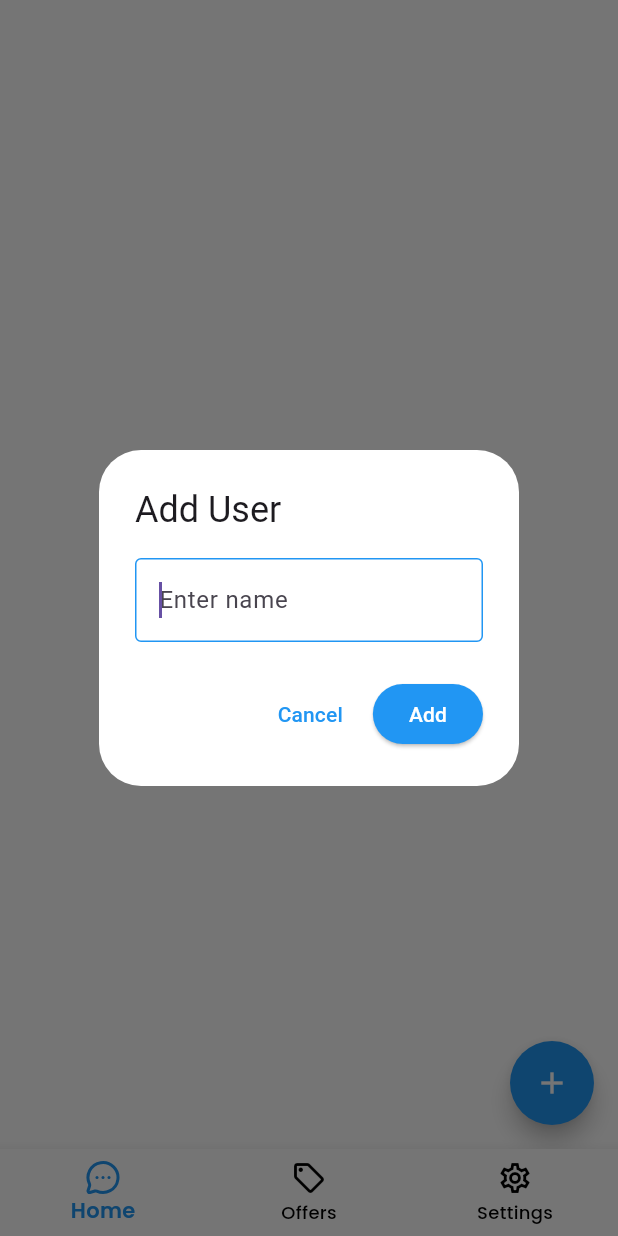
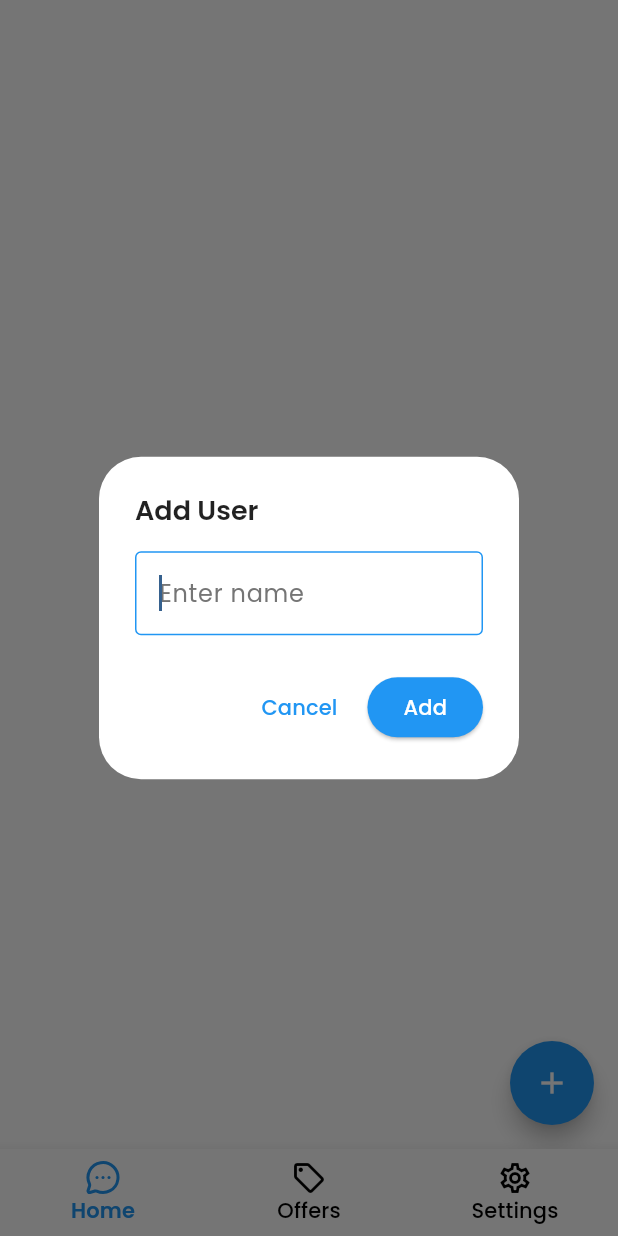
Before and after one commit to sharvil112003/mysivi_task_app, a Flutter app: the screen it shows after launch, scrolled down 56 dp, after a tap on the "add" icon, on a phone screen of 412 x 824 dp. Run offline on Flutter 3.47's test engine with Material 3 defaults, Android fonts, the phone set to English and light mode, and no system bars; our stand-ins replace get, google_fonts, hive, hive_flutter, lucide_icons_flutter; accounts and stored records are empty.

Commit message:
fixes: fixes avatar and color scheme

```diff
--- a/lib/features/history/history_page.dart
+++ b/lib/features/history/history_page.dart
@@ -2,6 +2,7 @@ import 'package:flutter/material.dart';
 import 'package:get/get.dart';
 import 'package:intl/intl.dart';
 import 'package:mysivi_task_app/app/routes/routes.dart';
+import 'package:mysivi_task_app/app/utils/app_avatar.dart';
 import '../../data/models/app_user.dart';
 import 'history_controller.dart';
 
@@ -33,7 +34,7 @@ class _HistoryPageState extends State<HistoryPage> with AutomaticKeepAliveClient
         itemBuilder: (_, i) {
           final s = sessions[i];
           return ListTile(
-            leading: CircleAvatar(child: Text(s.userInitial)),
+            leading: AppAvatar(initials: s.userInitial, radius: 20),
             title: Text(s.userName),
             subtitle: Text(s.lastMessage, maxLines: 1, overflow: TextOverflow.ellipsis),
             trailing: Text(DateFormat('hh:mm a').format(s.lastTime)),
--- a/lib/features/home/widgets/segmented_switcher.dart
+++ b/lib/features/home/widgets/segmented_switcher.dart
@@ -48,12 +48,12 @@ class SegmentedSwitcher extends StatelessWidget {
               ),
               Row(
                 children: [
-                  _tapArea(
+                          _tapArea(context,
                     label: leftLabel,
                     selected: index == 0,
                     onTap: () => onChanged(0),
                   ),
-                  _tapArea(
+                  _tapArea(context,
                     label: rightLabel,
                     selected: index == 1,
                     onTap: () => onChanged(1),
@@ -67,7 +67,7 @@ class SegmentedSwitcher extends StatelessWidget {
     );
   }
 
-  Widget _tapArea({
+  Widget _tapArea(BuildContext context, {
     required String label,
     required bool selected,
     required VoidCallback onTap,
@@ -80,7 +80,7 @@ class SegmentedSwitcher extends StatelessWidget {
           child: AnimatedDefaultTextStyle(
             duration: const Duration(milliseconds: 180),
             curve: Curves.easeOut,
-            style: TextStyle(
+            style: Theme.of(context).textTheme.bodyMedium!.copyWith(
               fontSize: 14,
               fontWeight: selected ? FontWeight.w600 : FontWeight.w500,
               color: selected ? Colors.black : Colors.grey.shade600,
--- a/lib/features/shell/shell_page.dart
+++ b/lib/features/shell/shell_page.dart
@@ -1,6 +1,5 @@
 import 'package:flutter/material.dart';
 import 'package:get/get.dart';
-import 'package:google_fonts/google_fonts.dart';
 import 'package:lucide_icons_flutter/lucide_icons.dart';
 import 'package:mysivi_task_app/features/offers/offers.dart';
 import 'package:mysivi_task_app/features/settings/settings.dart';
@@ -27,8 +26,8 @@ class ShellPage extends StatelessWidget {
         bottomNavigationBar: BottomNavigationBar(
           backgroundColor: Colors.white,
           selectedItemColor: Colors.blue,
-          selectedLabelStyle: GoogleFonts.poppins(fontWeight: FontWeight.w600),
-          unselectedLabelStyle: GoogleFonts.poppins(fontWeight: FontWeight.w500),
+          selectedLabelStyle: Theme.of(context).textTheme.labelLarge?.copyWith(fontWeight: FontWeight.w600),
+          unselectedLabelStyle: Theme.of(context).textTheme.labelLarge?.copyWith(fontWeight: FontWeight.w500),
           unselectedItemColor: Colors.black,
           currentIndex: c.index.value,
           onTap: c.setIndex,
--- a/lib/features/users/add_user_dialog.dart
+++ b/lib/features/users/add_user_dialog.dart
@@ -5,19 +5,23 @@ Future<String?> showAddUserDialog(BuildContext context) async {
 
   return showDialog<String>(
     context: context,
-    builder: (_) {
+    builder: (BuildContext dialogContext) {
       return AlertDialog(
         backgroundColor: Colors.white,
-        title: const Text('Add User'),
+        title: Text('Add User', style: Theme.of(dialogContext).textTheme.titleLarge?.copyWith(fontSize: 18, fontWeight: FontWeight.w600)),
         content: TextField(
           controller: controller,
-          decoration: const InputDecoration(hintText: 'Enter name',focusedBorder: OutlineInputBorder(borderSide: BorderSide(color: Colors.blue)),),
+          decoration: InputDecoration(
+            hintText: 'Enter name',
+            hintStyle: Theme.of(dialogContext).inputDecorationTheme.hintStyle ?? Theme.of(dialogContext).textTheme.bodyMedium?.copyWith(color: Colors.grey.shade600),
+            focusedBorder: const OutlineInputBorder(borderSide: BorderSide(color: Colors.blue)),
+          ),
           autofocus: true,
         ),
         actions: [
           TextButton(
             onPressed: () => Navigator.pop(context),
-            child: const Text('Cancel',style: TextStyle(color: Colors.blue),),
+            child: Text('Cancel',style: Theme.of(dialogContext).textTheme.labelLarge?.copyWith(color: Colors.blue),),
           ),
           ElevatedButton(
             style: ElevatedButton.styleFrom(
@@ -28,7 +32,7 @@ Future<String?> showAddUserDialog(BuildContext context) async {
               if (name.isEmpty) return;
               Navigator.pop(context, name);
             },
-            child: const Text('Add',style: TextStyle(color: Colors.white),),
+            child: Text('Add',style: Theme.of(dialogContext).textTheme.labelLarge?.copyWith(color: Colors.white),),
           ),
         ],
       );
--- a/lib/main.dart
+++ b/lib/main.dart
@@ -1,5 +1,6 @@
 import 'package:flutter/material.dart';
 import 'package:get/get.dart';
+import 'package:google_fonts/google_fonts.dart';
 import 'package:mysivi_task_app/app/routes/routes.dart';
 import 'data/hive/hive_service.dart';
 import 'features/shell/shell_page.dart';
@@ -19,7 +20,24 @@ Future<void> main() async {
       ],
       theme: ThemeData(
         useMaterial3: true,
-      ),
+        colorScheme: ColorScheme.fromSeed(seedColor: Colors.blue),
+        scaffoldBackgroundColor: Colors.white,
+        appBarTheme: AppBarTheme(
+          backgroundColor: Colors.white,
+          elevation: 0,
+          foregroundColor: Colors.black87,
+          titleTextStyle: GoogleFonts.poppins(fontSize: 20, fontWeight: FontWeight.w600, color: Colors.black87),
+        ),
+        textTheme: GoogleFonts.poppinsTextTheme(ThemeData.light().textTheme).apply(bodyColor: Colors.black87, displayColor: Colors.black87),
+        inputDecorationTheme: InputDecorationTheme(
+          hintStyle: GoogleFonts.poppins(color: Colors.grey.shade600),
+          border: OutlineInputBorder(borderSide: BorderSide.none),
+        ),
+        elevatedButtonTheme: ElevatedButtonThemeData(
+          style: ElevatedButton.styleFrom(textStyle: GoogleFonts.poppins(fontWeight: FontWeight.w700)),
+        ),
+        iconTheme: const IconThemeData(color: Colors.blue),
+        ),
     ),
   );
 }
```
Also changed, not shown: lib/app/utils/app_avatar.dart (added, +52 -0 lines), lib/app/utils/custom_snackbar.dart (+7 -14 lines), lib/features/chat/chat_page.dart (+100 -12 lines), lib/features/chat/widgets/word_bubble.dart (+5 -3 lines), lib/features/chat/widgets/word_wrap_text.dart (+4 -4 lines), lib/features/users/users_page.dart (+5 -4 lines), 1 other file.
